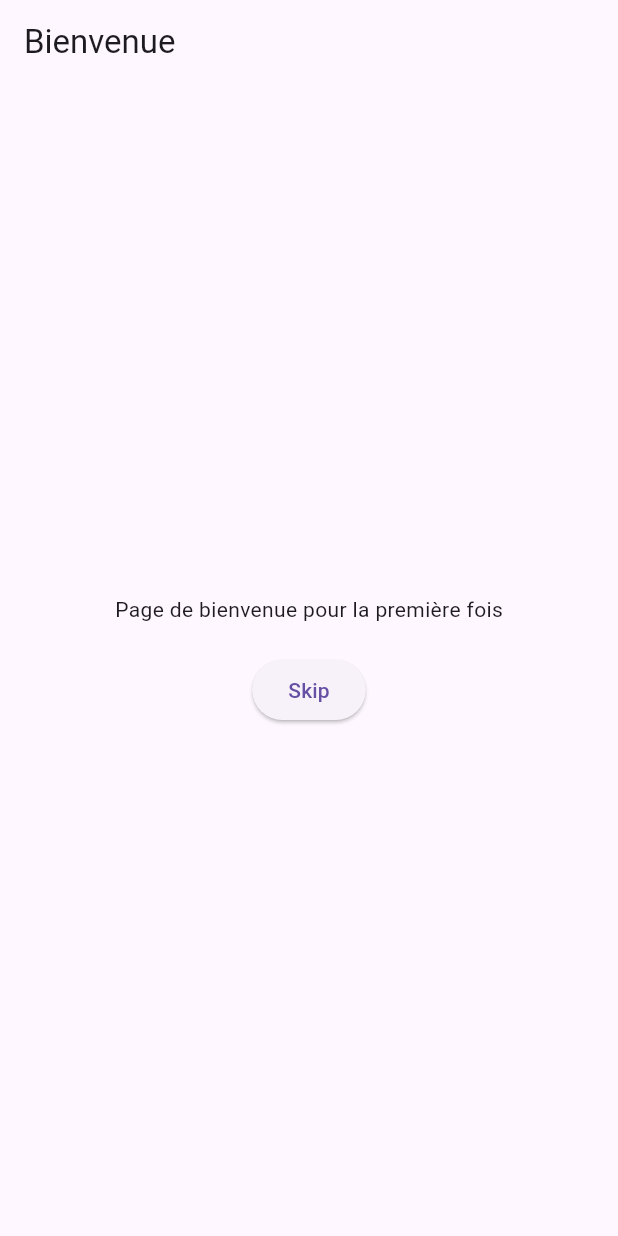
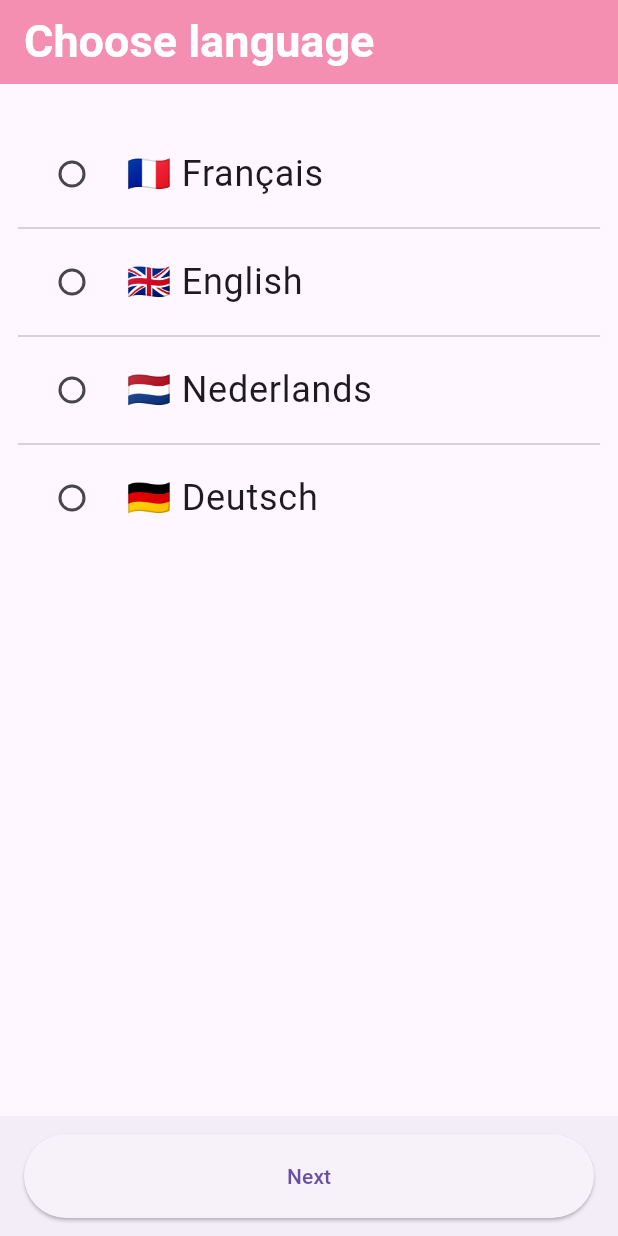
Before and after one commit to Frivox1/rememberme, a Flutter app: the screen it shows after launch, on a phone screen of 412 x 824 dp. Run offline on Flutter 3.47's test engine with Material 3 defaults, Android fonts, the phone set to English and light mode, and no system bars; our stand-ins replace flutter_local_notifications, hive, hive_flutter, share, table_calendar, timezone; missing offline and left inert: workmanager; accounts and stored records are empty.

Commit message:
création des pages de bienvenu

```diff
--- a/lib/main.dart
+++ b/lib/main.dart
@@ -2,7 +2,7 @@ import 'package:flutter/material.dart';
 import 'package:hive/hive.dart';
 import 'package:hive_flutter/hive_flutter.dart';
 import 'package:rememberme/models/birthday_model.dart';
-import 'package:rememberme/models/app_settings.dart'; // Importe le modèle AppSettings
+import 'package:rememberme/models/app_settings.dart';
 import 'package:rememberme/providers/premium_provider.dart';
 import 'package:rememberme/screens/add_annif.dart';
 import 'package:rememberme/screens/home_screen.dart';
@@ -10,6 +10,7 @@ import 'package:rememberme/screens/list_screen.dart';
 import 'package:rememberme/screens/settings.dart';
 import 'package:provider/provider.dart';
 import 'package:flutter_local_notifications/flutter_local_notifications.dart';
+import 'package:rememberme/welcome/select_lang.dart';
 import 'package:timezone/data/latest.dart' as tzdata;
 import 'package:timezone/timezone.dart' as tz;
 import 'package:workmanager/workmanager.dart';
@@ -54,6 +55,7 @@ void main() async {
   WidgetsBinding.instance.addObserver(MyAppLifecycleObserver());
 
   // Initialise WorkManager pour les tâches périodiques
+  try {
     Workmanager().initialize(callbackDispatcher);
     Workmanager().registerPeriodicTask(
       'birthdayNotificationTask',
@@ -61,6 +63,9 @@ void main() async {
       frequency: const Duration(days: 1),
       initialDelay: Duration(hours: 24 - DateTime.now().hour + 7, minutes: 30),
     );
+  } catch (e) {
+    print('WorkManager not supported on this platform: $e');
+  }
 
   runApp(
     ChangeNotifierProvider(
@@ -167,7 +172,7 @@ class MyApp extends StatelessWidget {
                 defaultValue: AppSettings(isFirstTime: true));
             if (appSettings!.isFirstTime) {
               // Si c'est la première fois que l'application est ouverte
-              return FirstTimeWelcomePage();
+              return SelectLang();
             } else {
               // Sinon, affiche la page d'accueil
               return HomeScreen();
@@ -190,36 +195,3 @@ class MyApp extends StatelessWidget {
     );
   }
 }
-
-class FirstTimeWelcomePage extends StatelessWidget {
-  @override
-  Widget build(BuildContext context) {
-    return Scaffold(
-      appBar: AppBar(
-        title: Text('Bienvenue'),
-      ),
-      body: Center(
-        child: Column(
-          mainAxisAlignment: MainAxisAlignment.center,
-          children: [
-            Text('Page de bienvenue pour la première fois'),
-            SizedBox(height: 20),
-            ElevatedButton(
-              onPressed: () {
-                // Mettre à jour les paramètres de l'application pour marquer que ce n'est plus la première ouverture
-                final appSettingsBox = Hive.box<AppSettings>('app_settings');
-                final appSettings = appSettingsBox.get('settings',
-                    defaultValue: AppSettings(isFirstTime: true));
-                appSettings?.isFirstTime = false;
-                appSettings?.save();
-                // Naviguer vers la page d'accueil
-                Navigator.pushReplacementNamed(context, '/home');
-              },
-              child: Text('Skip'),
-            ),
-          ],
-        ),
-      ),
-    );
-  }
-}
--- /dev/null
+++ b/lib/welcome/select_lang.dart
@@ -0,0 +1,128 @@
+import 'package:flutter/material.dart';
+import 'package:rememberme/welcome/how_did_you_find_app_page.dart';
+
+class SelectLang extends StatefulWidget {
+  const SelectLang({Key? key}) : super(key: key);
+
+  @override
+  _SelectLangState createState() => _SelectLangState();
+}
+
+class _SelectLangState extends State<SelectLang> {
+  late String selectedLanguage = "";
+
+  final double fontSize = 24;
+
+  @override
+  Widget build(BuildContext context) {
+    return Scaffold(
+      appBar: AppBar(
+        backgroundColor: Colors.pink[200],
+        title: const Text(
+          'Choose language',
+          style: TextStyle(
+            fontSize: 30,
+            color: Colors.white,
+            fontWeight: FontWeight.bold,
+          ),
+        ),
+      ),
+      body: Padding(
+        padding: const EdgeInsets.all(12.0),
+        child: ListView(
+          children: <Widget>[
+            const SizedBox(height: 20.0),
+            RadioListTile<String>(
+              title: Text(
+                '🇫🇷 Français',
+                style: TextStyle(
+                  fontSize: fontSize,
+                ),
+              ),
+              value: 'Français',
+              groupValue: selectedLanguage,
+              onChanged: (value) {
+                setState(() {
+                  selectedLanguage = value!;
+                });
+              },
+              activeColor: Colors.pink,
+            ),
+            const Divider(),
+            RadioListTile<String>(
+              title: Text(
+                '🇬🇧 English',
+                style: TextStyle(
+                  fontSize: fontSize,
+                ),
+              ),
+              value: 'English',
+              groupValue: selectedLanguage,
+              onChanged: (value) {
+                setState(() {
+                  selectedLanguage = value!;
+                });
+              },
+              activeColor: Colors.pink,
+            ),
+            const Divider(),
+            RadioListTile<String>(
+              title: Text(
+                '🇳🇱 Nederlands',
+                style: TextStyle(
+                  fontSize: fontSize,
+                ),
+              ),
+              value: 'Nederlands',
+              groupValue: selectedLanguage,
+              onChanged: (value) {
+                setState(() {
+                  selectedLanguage = value!;
+                });
+              },
+              activeColor: Colors.pink,
+            ),
+            const Divider(),
+            RadioListTile<String>(
+              title: Text(
+                '🇩🇪 Deutsch',
+                style: TextStyle(
+                  fontSize: fontSize,
+                ),
+              ),
+              value: 'Deutsch',
+              groupValue: selectedLanguage,
+              onChanged: (value) {
+                setState(() {
+                  selectedLanguage = value!;
+                });
+              },
+              activeColor: Colors.pink,
+            ),
+          ],
+        ),
+      ),
+      bottomNavigationBar: BottomAppBar(
+        child: ElevatedButton(
+          onPressed: () {
+            // Logique pour passer à la prochaine page ici
+            if (selectedLanguage.isNotEmpty) {
+              // Naviguer vers la prochaine page
+              Navigator.push(context, MaterialPageRoute(builder: (context) {
+                return const HowDidYouFindAppPage();
+              }));
+            } else {
+              // Afficher un message d'erreur si aucune langue n'est sélectionnée
+              ScaffoldMessenger.of(context).showSnackBar(
+                SnackBar(
+                  content: Text('Please select a language'),
+                ),
+              );
+            }
+          },
+          child: Text('Next'),
+        ),
+      ),
+    );
+  }
+}
```
Also changed, not shown: lib/welcome/how_did_you_find_app_page.dart (added, +130 -0 lines), lib/welcome/welcome.dart (added, +49 -0 lines). Lines whose indentation alone changed are shown as unchanged.
